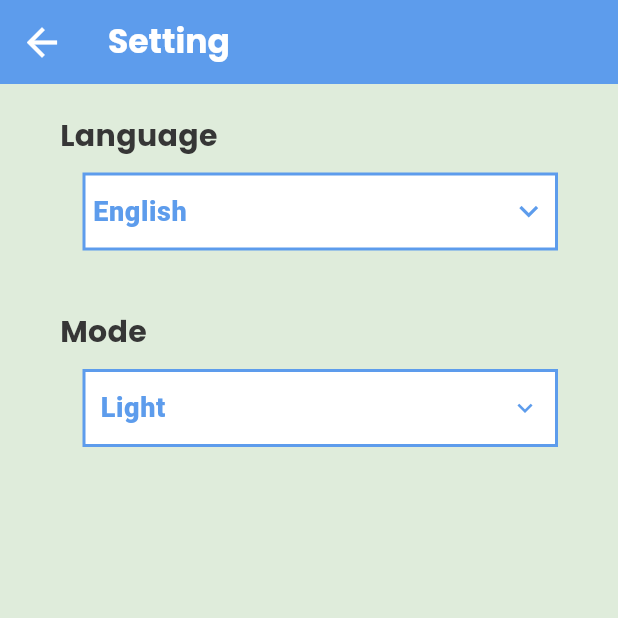
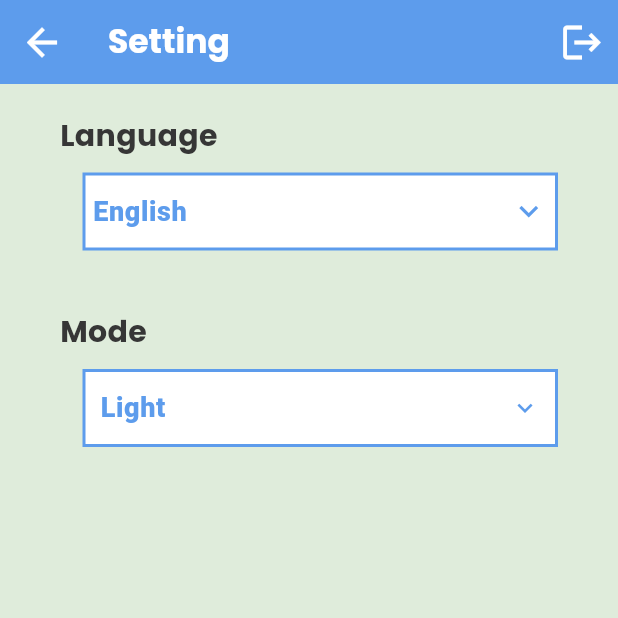
Before and after one commit to RanaGebril/todo_app, a Flutter app: the HomeScreen screen opened by its route, item 2 of the bottom bar chosen, on a phone screen of 412 x 824 dp, the top half of it. Run offline on Flutter 3.47's test engine with Material 3 defaults, Android fonts, the phone set to English and light mode, and no system bars; our stand-ins replace calendar_timeline, cloud_firestore, easy_localization, firebase_auth, firebase_core, flutter_slidable and 1 more; accounts and stored records are empty.

Commit message:
logout done

```diff
--- a/lib/home_screen.dart
+++ b/lib/home_screen.dart
@@ -1,6 +1,11 @@
 import 'package:easy_localization/easy_localization.dart';
+import 'package:firebase_auth/firebase_auth.dart';
 import 'package:flutter/material.dart';
+import 'package:flutter/widgets.dart';
+import 'package:provider/provider.dart';
 import 'package:todo_app/bottom_sheets/add_Task_bottom_sheet.dart';
+import 'package:todo_app/providers/My_provider.dart';
+import 'package:todo_app/register/log_in.dart';
 import 'package:todo_app/tabs/setting/setting_tab.dart';
 import 'package:todo_app/tabs/tasks/tasks_tab.dart';
 import 'AppColors.dart';
@@ -19,14 +24,20 @@ class _HomeScreenState extends State<HomeScreen> {
 
   @override
   Widget build(BuildContext context) {
+    var provider_object=Provider.of<MyProvider>(context);
     return Scaffold(
-      //backgroundColor: Appcolors.primary_light,
       appBar: AppBar(
         title: Text(
         selectedIndex==1
             ?'setting'.tr()
-            :'appBarTitle'.tr()
+            :"${'appBarTitle'.tr()} ${provider_object.userModel?.userName}"
                 ),
+        actions: [
+          IconButton(onPressed: (){
+            FirebaseAuth.instance.signOut();
+            Navigator.pushAndRemoveUntil(context,MaterialPageRoute(builder: (context) => LogIn())  , (route) => false,);
+          }, icon: Icon(Icons.logout))
+        ],
       ),
       bottomNavigationBar: ClipRRect(
         borderRadius: BorderRadius.only(
```
